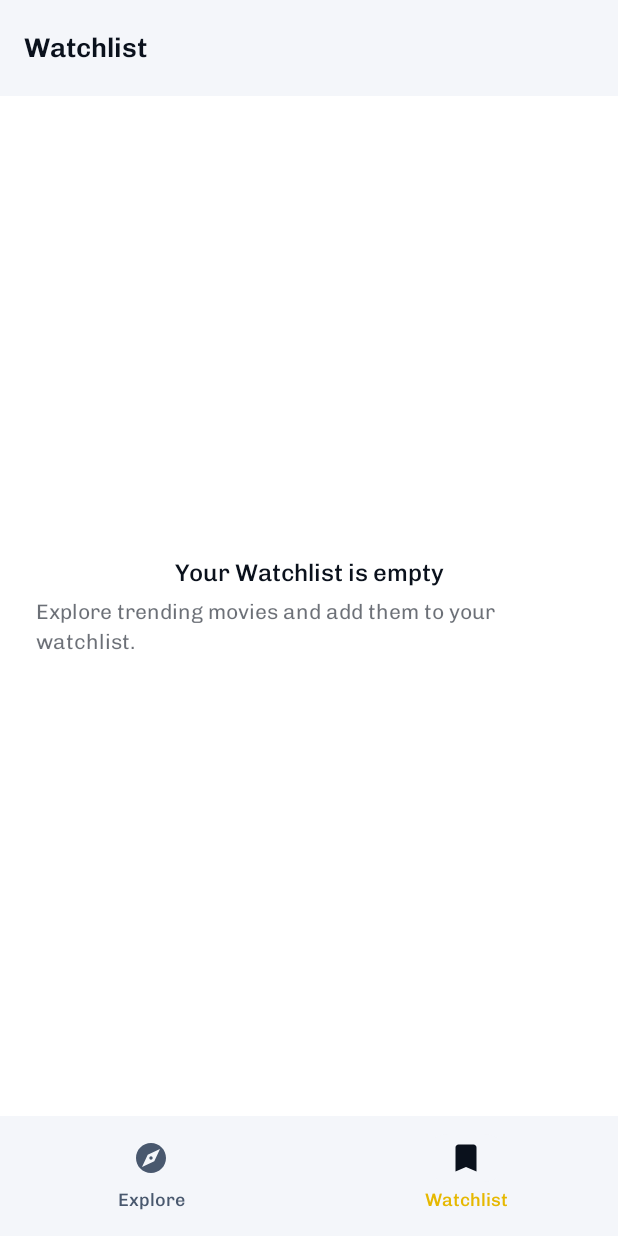
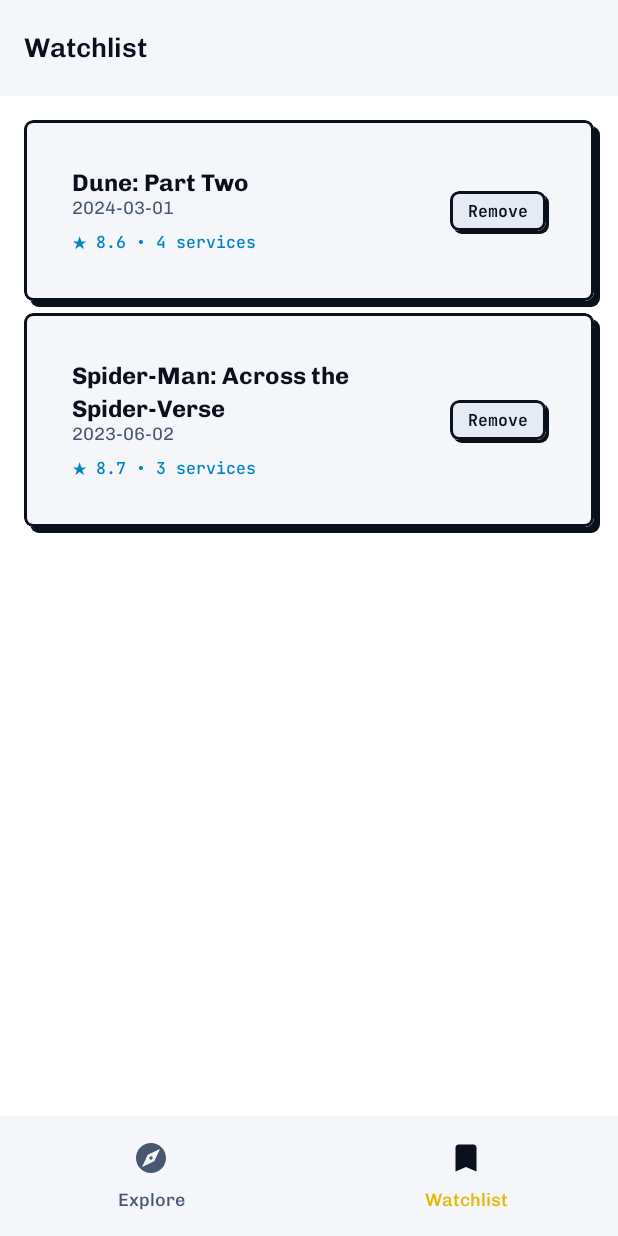
Before and after one commit to kartikarora/ICanHazStream, an Android app built with Jetpack Compose: the screen it shows after launch (MainActivity), item 2 of the bottom bar chosen, on a phone screen of 412 x 824 dp. Run offline under Robolectric (Android 15) with nearby library versions, the phone set to English and light mode, and no system bars.

Commit message:
Step 10: Watchlist feature implemented with Repository, ViewModel, and Screen

```diff
--- a/app/src/main/kotlin/me/kartikarora/icanhazstream/navigation/StreamNavGraph.kt
+++ b/app/src/main/kotlin/me/kartikarora/icanhazstream/navigation/StreamNavGraph.kt
@@ -27,7 +27,9 @@ import me.kartikarora.icanhazstream.detail.WhereToWatchScreen
 import me.kartikarora.icanhazstream.explore.TrendingMoviesScreen
 import me.kartikarora.icanhazstream.explore.TrendingMoviesViewModel
 import me.kartikarora.icanhazstream.model.Movie
+import me.kartikarora.icanhazstream.watchlist.DefaultWatchlistRepository
 import me.kartikarora.icanhazstream.watchlist.WatchlistScreen
+import me.kartikarora.icanhazstream.watchlist.WatchlistViewModel
 
 private sealed interface Screen {
     data object Explore : Screen
@@ -50,6 +52,9 @@ fun StreamNavGraph(
 
     val exploreViewModel: TrendingMoviesViewModel = viewModel {
         TrendingMoviesViewModel(repository)
+    }
+    val watchlistViewModel: WatchlistViewModel = viewModel {
+        WatchlistViewModel(DefaultWatchlistRepository())
     }
 
     val title = when (val screen = currentScreen) {
@@ -118,6 +123,7 @@ fun StreamNavGraph(
                 }
                 Screen.Watchlist -> {
                     WatchlistScreen(
+                        viewModel = watchlistViewModel,
                         onMovieClick = { movie ->
                             previousScreen = Screen.Watchlist
                             currentScreen = Screen.Detail(movie)
--- a/feature/watchlist/src/main/kotlin/me/kartikarora/icanhazstream/watchlist/WatchlistRepository.kt
+++ b/feature/watchlist/src/main/kotlin/me/kartikarora/icanhazstream/watchlist/WatchlistRepository.kt
@@ -3,20 +3,43 @@ package me.kartikarora.icanhazstream.watchlist
 import kotlinx.coroutines.flow.Flow
 import kotlinx.coroutines.flow.MutableStateFlow
 import kotlinx.coroutines.flow.asStateFlow
+import me.kartikarora.icanhazstream.data.SampleMovieData
 import me.kartikarora.icanhazstream.model.Movie
 
-// TODO: Step 10 — Scaffold WatchlistRepository with Agent Mode
-class WatchlistRepository {
-    private val _watchlist = MutableStateFlow<List<Movie>>(emptyList())
-    val watchlist: Flow<List<Movie>> = _watchlist.asStateFlow()
+/**
+ * Repository interface for user watchlists.
+ */
+interface WatchlistRepository {
+    fun getWatchlist(): Flow<List<Movie>>
+    suspend fun addToWatchlist(movie: Movie)
+    suspend fun removeFromWatchlist(movieId: String)
+    suspend fun isInWatchlist(movieId: String): Boolean
+}
 
-    fun addToWatchlist(movie: Movie) {
-        if (_watchlist.value.none { it.id == movie.id }) {
-            _watchlist.value = _watchlist.value + movie
-        }
+/**
+ * Default in-memory implementation of [WatchlistRepository].
+ */
+class DefaultWatchlistRepository : WatchlistRepository {
+
+    private val watchlistMap = mutableMapOf<String, Movie>().apply {
+        // Pre-populate with a couple of movies for nice demo experience
+        SampleMovieData.sampleMovies.take(2).forEach { put(it.id, it) }
+    }
+    private val watchlistFlow = MutableStateFlow(watchlistMap.values.toList())
+
+    override fun getWatchlist(): Flow<List<Movie>> = watchlistFlow.asStateFlow()
+
+    override suspend fun addToWatchlist(movie: Movie) {
+        watchlistMap[movie.id] = movie
+        watchlistFlow.value = watchlistMap.values.toList()
     }
 
-    fun removeFromWatchlist(movieId: String) {
-        _watchlist.value = _watchlist.value.filterNot { it.id == movieId }
+    override suspend fun removeFromWatchlist(movieId: String) {
+        watchlistMap.remove(movieId)
+        watchlistFlow.value = watchlistMap.values.toList()
+    }
+
+    override suspend fun isInWatchlist(movieId: String): Boolean {
+        return watchlistMap.containsKey(movieId)
     }
 }
--- a/feature/watchlist/src/main/kotlin/me/kartikarora/icanhazstream/watchlist/WatchlistScreen.kt
+++ b/feature/watchlist/src/main/kotlin/me/kartikarora/icanhazstream/watchlist/WatchlistScreen.kt
@@ -3,47 +3,130 @@ package me.kartikarora.icanhazstream.watchlist
 import androidx.compose.foundation.layout.Arrangement
 import androidx.compose.foundation.layout.Box
 import androidx.compose.foundation.layout.Column
+import androidx.compose.foundation.layout.Row
 import androidx.compose.foundation.layout.Spacer
 import androidx.compose.foundation.layout.fillMaxSize
+import androidx.compose.foundation.layout.fillMaxWidth
 import androidx.compose.foundation.layout.height
 import androidx.compose.foundation.layout.padding
+import androidx.compose.foundation.lazy.LazyColumn
+import androidx.compose.foundation.lazy.items
+import androidx.compose.material3.CircularProgressIndicator
 import androidx.compose.material3.MaterialTheme
 import androidx.compose.material3.Text
 import androidx.compose.runtime.Composable
+import androidx.compose.runtime.getValue
 import androidx.compose.ui.Alignment
 import androidx.compose.ui.Modifier
-import androidx.compose.ui.unit.dp
+import androidx.compose.ui.text.font.FontWeight
+import androidx.compose.ui.tooling.preview.PreviewLightDark
+import androidx.lifecycle.compose.collectAsStateWithLifecycle
 import me.kartikarora.icanhazstream.model.Movie
+import me.kartikarora.icanhazstream.ui.components.BrandButton
+import me.kartikarora.icanhazstream.ui.components.BrandButtonVariant
+import me.kartikarora.icanhazstream.ui.components.TokyoCard
+import me.kartikarora.icanhazstream.ui.theme.ICanHazStreamTheme
+import me.kartikarora.icanhazstream.ui.theme.JetBrainsMonoFontFamily
+import me.kartikarora.icanhazstream.ui.theme.spacing
 
 /**
  * Watchlist Screen displaying movies saved by the user.
  */
-// TODO: Step 10 — Scaffold WatchlistScreen with Agent Mode
 @Composable
 fun WatchlistScreen(
+    viewModel: WatchlistViewModel,
     onMovieClick: (Movie) -> Unit,
     modifier: Modifier = Modifier,
 ) {
-    Box(
-        modifier = modifier
-            .fillMaxSize()
-            .padding(24.dp),
-        contentAlignment = Alignment.Center,
-    ) {
-        Column(
-            horizontalAlignment = Alignment.CenterHorizontally,
-            verticalArrangement = Arrangement.Center,
-        ) {
+    val watchlist by viewModel.watchlist.collectAsStateWithLifecycle()
+    val isLoading by viewModel.isLoading.collectAsStateWithLifecycle()
+    val spacing = MaterialTheme.spacing
+
+    if (isLoading) {
+        Box(modifier = modifier.fillMaxSize(), contentAlignment = Alignment.Center) {
+            CircularProgressIndicator()
+        }
+    } else if (watchlist.isEmpty()) {
+        Box(modifier = modifier.fillMaxSize(), contentAlignment = Alignment.Center) {
+            Column(horizontalAlignment = Alignment.CenterHorizontally) {
                 Text(
                     text = "Your Watchlist is empty",
                     style = MaterialTheme.typography.titleMedium,
                 )
-            Spacer(modifier = Modifier.height(8.dp))
+                Spacer(modifier = Modifier.height(spacing.extraSmall))
                 Text(
-                text = "Explore trending movies and add them to your watchlist.",
+                    text = "Explore trending movies to add them to your list.",
                     style = MaterialTheme.typography.bodyMedium,
-                color = MaterialTheme.colorScheme.onSurface.copy(alpha = 0.6f),
+                    color = MaterialTheme.colorScheme.onSurfaceVariant,
+                )
+            }
+        }
+    } else {
+        LazyColumn(
+            modifier = modifier
+                .fillMaxSize()
+                .padding(spacing.small),
+            verticalArrangement = Arrangement.spacedBy(spacing.extraSmall),
+        ) {
+            items(watchlist, key = { it.id }) { movie ->
+                TokyoCard(
+                    modifier = Modifier.fillMaxWidth(),
+                    onClick = { onMovieClick(movie) },
+                ) {
+                    Row(
+                        modifier = Modifier.fillMaxWidth(),
+                        horizontalArrangement = Arrangement.SpaceBetween,
+                        verticalAlignment = Alignment.CenterVertically,
+                    ) {
+                        Column(modifier = Modifier.weight(1f)) {
+                            Text(
+                                text = movie.title,
+                                style = MaterialTheme.typography.titleMedium.copy(fontWeight = FontWeight.Bold),
+                            )
+                            movie.releaseDate?.let { date ->
+                                Text(
+                                    text = date,
+                                    style = MaterialTheme.typography.bodySmall,
+                                    color = MaterialTheme.colorScheme.onSurfaceVariant,
+                                )
+                            }
+                            Text(
+                                text = "★ ${movie.voteAverage} • ${movie.providers.size} services",
+                                style = MaterialTheme.typography.labelSmall.copy(fontFamily = JetBrainsMonoFontFamily),
+                                color = MaterialTheme.colorScheme.primary,
+                                modifier = Modifier.padding(top = spacing.extraSmall),
+                            )
+                        }
+
+                        BrandButton(
+                            text = "Remove",
+                            variant = BrandButtonVariant.Small,
+                            onClick = { viewModel.removeFromWatchlist(movie.id) },
                         )
                     }
                 }
             }
+        }
+    }
+}
+
+@PreviewLightDark
+@Composable
+private fun WatchlistEmptyPreview() {
+    ICanHazStreamTheme {
+        Box(modifier = Modifier.fillMaxSize(), contentAlignment = Alignment.Center) {
+            Column(horizontalAlignment = Alignment.CenterHorizontally) {
+                Text(
+                    text = "Your Watchlist is empty",
+                    style = MaterialTheme.typography.titleMedium,
+                )
+                Spacer(modifier = Modifier.height(MaterialTheme.spacing.extraSmall))
+                Text(
+                    text = "Explore trending movies to add them to your list.",
+                    style = MaterialTheme.typography.bodyMedium,
+                    color = MaterialTheme.colorScheme.onSurfaceVariant,
+                )
+            }
+        }
+    }
+}
--- a/feature/watchlist/src/main/kotlin/me/kartikarora/icanhazstream/watchlist/WatchlistViewModel.kt
+++ b/feature/watchlist/src/main/kotlin/me/kartikarora/icanhazstream/watchlist/WatchlistViewModel.kt
@@ -2,22 +2,49 @@ package me.kartikarora.icanhazstream.watchlist
 
 import androidx.lifecycle.ViewModel
 import androidx.lifecycle.viewModelScope
-import kotlinx.coroutines.flow.SharingStarted
+import kotlinx.coroutines.flow.MutableStateFlow
 import kotlinx.coroutines.flow.StateFlow
-import kotlinx.coroutines.flow.stateIn
+import kotlinx.coroutines.flow.asStateFlow
+import kotlinx.coroutines.flow.collectLatest
 import kotlinx.coroutines.launch
 import me.kartikarora.icanhazstream.model.Movie
 
-// TODO: Step 10 — Implement WatchlistViewModel with StateFlow
+/**
+ * ViewModel for the Watchlist screen.
+ */
 class WatchlistViewModel(
-    private val repository: WatchlistRepository = WatchlistRepository(),
+    private val repository: WatchlistRepository,
 ) : ViewModel() {
 
-    val watchlist: StateFlow<List<Movie>> = repository.watchlist.stateIn(
-        scope = viewModelScope,
-        started = SharingStarted.WhileSubscribed(5_000),
-        initialValue = emptyList(),
-    )
+    private val _watchlist = MutableStateFlow<List<Movie>>(emptyList())
+    val watchlist: StateFlow<List<Movie>> = _watchlist.asStateFlow()
+
+    private val _isLoading = MutableStateFlow(false)
+    val isLoading: StateFlow<Boolean> = _isLoading.asStateFlow()
+
+    init {
+        loadWatchlist()
+    }
+
+    fun loadWatchlist() {
+        _isLoading.value = true
+        viewModelScope.launch {
+            repository.getWatchlist().collectLatest { movies ->
+                _watchlist.value = movies
+                _isLoading.value = false
+            }
+        }
+    }
+
+    fun toggleWatchlist(movie: Movie) {
+        viewModelScope.launch {
+            if (repository.isInWatchlist(movie.id)) {
+                repository.removeFromWatchlist(movie.id)
+            } else {
+                repository.addToWatchlist(movie)
+            }
+        }
+    }
 
     fun removeFromWatchlist(movieId: String) {
         viewModelScope.launch {
```
Also changed, not shown: 1 other file. Lines whose indentation alone changed are shown as unchanged.
